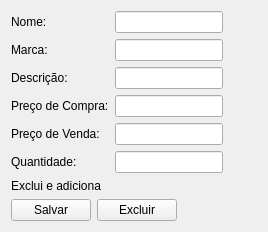
adaiasreis/Projeto-MatCon, file ui/ui_produtos.ui: the form before one commit.
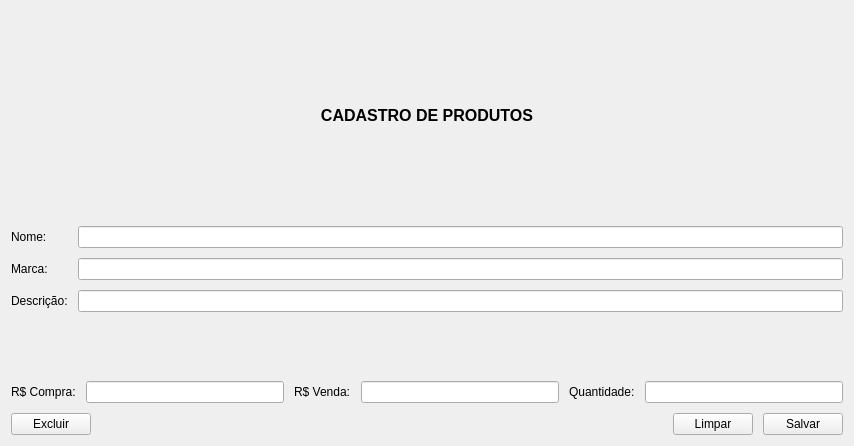
The form after the commit.

```diff
--- a/ui/ui_produtos.ui
+++ b/ui/ui_produtos.ui
@@ -6,15 +6,37 @@
    <rect>
     <x>0</x>
     <y>0</y>
-    <width>268</width>
-    <height>205</height>
+    <width>854</width>
+    <height>446</height>
    </rect>
   </property>
   <property name="windowTitle">
    <string>Form</string>
   </property>
-  <layout class="QFormLayout" name="formLayout_2">
-   <item row="0" column="0">
+  <layout class="QVBoxLayout" name="verticalLayout_2">
+   <item>
+    <widget class="QLabel" name="label">
+     <property name="font">
+      <font>
+       <pointsize>12</pointsize>
+       <weight>75</weight>
+       <bold>true</bold>
+      </font>
+     </property>
+     <property name="text">
+      <string>CADASTRO DE PRODUTOS</string>
+     </property>
+     <property name="alignment">
+      <set>Qt::AlignCenter</set>
+     </property>
+    </widget>
+   </item>
+   <item>
+    <layout class="QVBoxLayout" name="verticalLayout">
+     <property name="spacing">
+      <number>10</number>
+     </property>
+     <item>
     <layout class="QFormLayout" name="formLayout">
      <item row="0" column="0">
       <widget class="QLabel" name="nomeLabel">
@@ -23,83 +45,102 @@
        </property>
       </widget>
      </item>
-     <item row="0" column="1">
-      <widget class="QLineEdit" name="nome"/>
-     </item>
-     <item row="2" column="0">
+       <item row="1" column="0">
       <widget class="QLabel" name="marcaLabel">
        <property name="text">
         <string>Marca:</string>
        </property>
       </widget>
      </item>
-     <item row="2" column="1">
+       <item row="0" column="1">
+        <widget class="QLineEdit" name="nome"/>
+       </item>
+       <item row="1" column="1">
       <widget class="QLineEdit" name="marca"/>
      </item>
-     <item row="3" column="0">
+       <item row="2" column="0">
       <widget class="QLabel" name="descricaoLabel">
        <property name="text">
         <string>Descrição:</string>
        </property>
       </widget>
      </item>
-     <item row="3" column="1">
+       <item row="2" column="1">
       <widget class="QLineEdit" name="descricao"/>
      </item>
-     <item row="5" column="0">
-      <widget class="QLabel" name="preco_compraLabel">
-       <property name="text">
-        <string>Preço de Compra:</string>
-       </property>
-      </widget>
+      </layout>
      </item>
-     <item row="5" column="1">
-      <widget class="QLineEdit" name="preco_compra"/>
-     </item>
-     <item row="7" column="0">
-      <widget class="QLabel" name="preco_vendaLabel">
-       <property name="text">
-        <string>Preço de Venda:</string>
-       </property>
-      </widget>
-     </item>
-     <item row="7" column="1">
+     <item>
+      <layout class="QGridLayout" name="gridLayout">
+       <item row="0" column="3">
       <widget class="QLineEdit" name="preco_venda"/>
      </item>
-     <item row="8" column="0">
+       <item row="0" column="4">
       <widget class="QLabel" name="quantidadeLabel">
        <property name="text">
         <string>Quantidade:</string>
        </property>
       </widget>
      </item>
-     <item row="8" column="1">
+       <item row="0" column="0">
+        <widget class="QLabel" name="preco_compraLabel">
+         <property name="text">
+          <string>R$ Compra:</string>
+         </property>
+        </widget>
+       </item>
+       <item row="0" column="1">
+        <widget class="QLineEdit" name="preco_compra"/>
+       </item>
+       <item row="0" column="2">
+        <widget class="QLabel" name="preco_vendaLabel">
+         <property name="text">
+          <string>R$ Venda:</string>
+         </property>
+        </widget>
+       </item>
+       <item row="0" column="5">
       <widget class="QLineEdit" name="quantidade"/>
      </item>
     </layout>
    </item>
-   <item row="1" column="0">
-    <widget class="QLabel" name="informe">
-     <property name="text">
-      <string>Exclui e adiciona</string>
-     </property>
-    </widget>
-   </item>
-   <item row="2" column="0">
+     <item>
     <layout class="QHBoxLayout" name="horizontalLayout">
-     <item>
-      <widget class="QPushButton" name="b_salvar">
-       <property name="text">
-        <string>Salvar</string>
-       </property>
-      </widget>
-     </item>
      <item>
       <widget class="QPushButton" name="b_excluir">
        <property name="text">
         <string>Excluir</string>
        </property>
       </widget>
+       </item>
+       <item>
+        <spacer name="horizontalSpacer">
+         <property name="orientation">
+          <enum>Qt::Horizontal</enum>
+         </property>
+         <property name="sizeHint" stdset="0">
+          <size>
+           <width>40</width>
+           <height>20</height>
+          </size>
+         </property>
+        </spacer>
+       </item>
+       <item>
+        <widget class="QPushButton" name="pushButton">
+         <property name="text">
+          <string>Limpar</string>
+         </property>
+        </widget>
+       </item>
+       <item>
+        <widget class="QPushButton" name="b_salvar">
+         <property name="text">
+          <string>Salvar</string>
+         </property>
+        </widget>
+       </item>
+      </layout>
      </item>
     </layout>
    </item>
```
Lines whose indentation alone changed are shown as unchanged.
